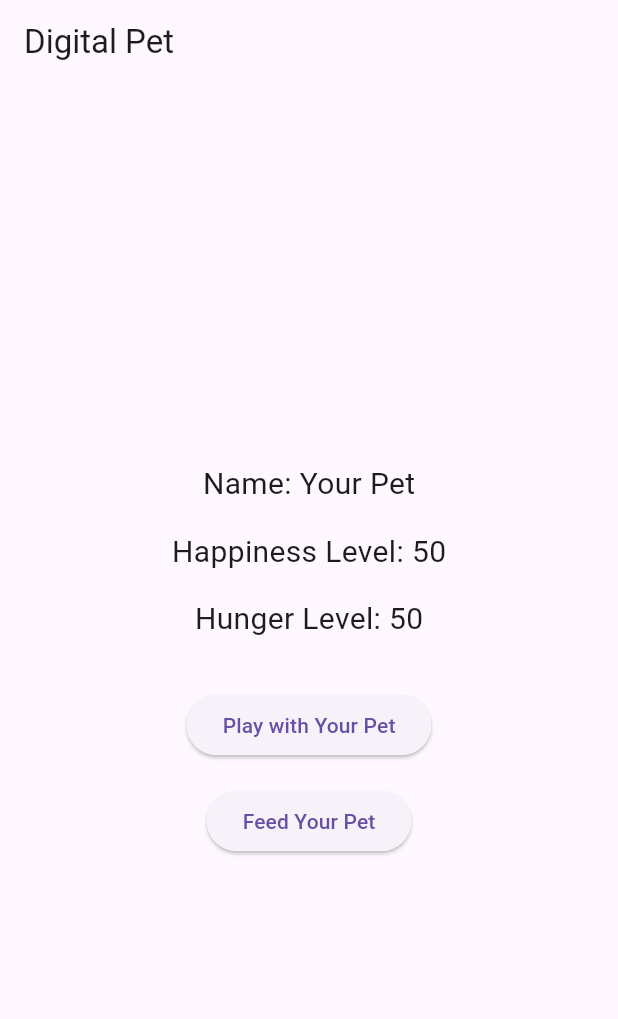
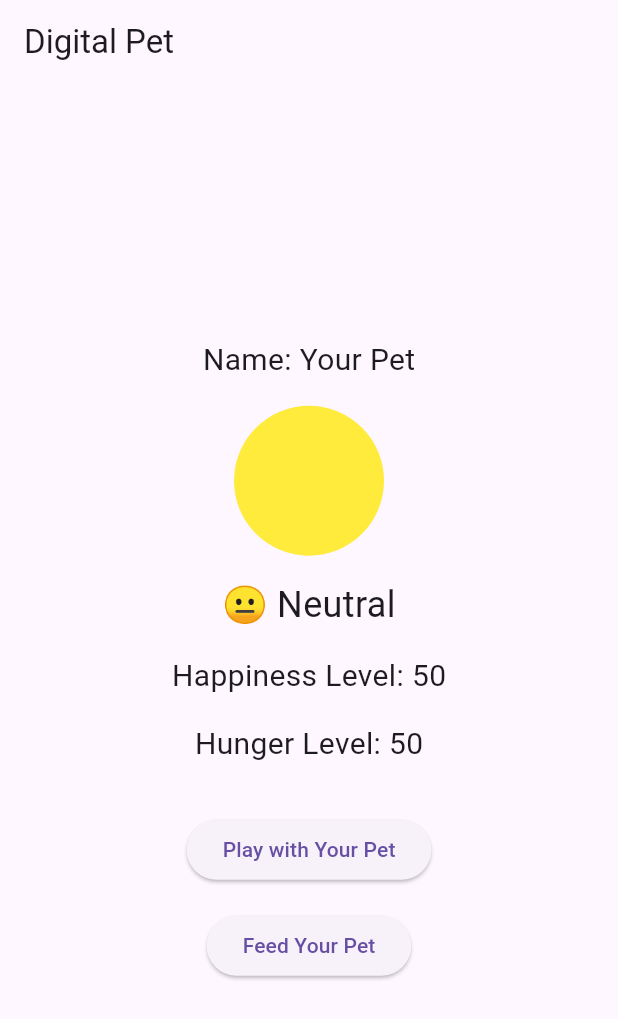
Before and after one commit to Raviteja582/flutter_cw_3, a Flutter app: the screen it shows after launch, on a phone screen of 412 x 824 dp. Shown: the top 1019 px of the screen. Run offline on Flutter 3.47's test engine with Material 3 defaults, Android fonts, the phone set to English and light mode, and no system bars.

Commit message:
Completed the tasks 2 and 3

```diff
--- a/lib/main.dart
+++ b/lib/main.dart
@@ -18,7 +18,8 @@ class _DigitalPetAppState extends State<DigitalPetApp> {
   String petName = "Your Pet";
   int happinessLevel = 50;
   int hungerLevel = 50;
-// Function to increase happiness and update hunger when playing with the pet
+
+  // Function to increase happiness and update hunger when playing with the pet
   void _playWithPet() {
     setState(() {
       happinessLevel = (happinessLevel + 10).clamp(0, 100);
@@ -26,7 +27,7 @@ class _DigitalPetAppState extends State<DigitalPetApp> {
     });
   }
 
-// Function to decrease hunger and update happiness when feeding the pet
+  // Function to decrease hunger and update happiness when feeding the pet
   void _feedPet() {
     setState(() {
       hungerLevel = (hungerLevel - 10).clamp(0, 100);
@@ -34,7 +35,7 @@ class _DigitalPetAppState extends State<DigitalPetApp> {
     });
   }
 
-// Update happiness based on hunger level
+  // Update happiness based on hunger level
   void _updateHappiness() {
     if (hungerLevel < 30) {
       happinessLevel = (happinessLevel - 20).clamp(0, 100);
@@ -43,12 +44,34 @@ class _DigitalPetAppState extends State<DigitalPetApp> {
     }
   }
 
-// Increase hunger level slightly when playing with the pet
+  // Increase hunger level slightly when playing with the pet
   void _updateHunger() {
     hungerLevel = (hungerLevel + 5).clamp(0, 100);
     if (hungerLevel > 100) {
       hungerLevel = 100;
       happinessLevel = (happinessLevel - 20).clamp(0, 100);
+    }
+  }
+
+  // Get the color based on happiness level
+  Color _getPetColor() {
+    if (happinessLevel > 70) {
+      return Colors.green; // Happy
+    } else if (happinessLevel >= 30) {
+      return Colors.yellow; // Neutral
+    } else {
+      return Colors.red; // Unhappy
+    }
+  }
+
+  // Get the mood based on happiness level
+  String _getMood() {
+    if (happinessLevel > 70) {
+      return "😊 Happy";
+    } else if (happinessLevel >= 30) {
+      return "😐 Neutral";
+    } else {
+      return "😢 Unhappy";
     }
   }
 
@@ -65,6 +88,20 @@ class _DigitalPetAppState extends State<DigitalPetApp> {
             Text(
               'Name: $petName',
               style: const TextStyle(fontSize: 20.0),
+            ),
+            const SizedBox(height: 16.0),
+            Container(
+              width: 100,
+              height: 100,
+              decoration: BoxDecoration(
+                shape: BoxShape.circle,
+                color: _getPetColor(), // Dynamic color change
+              ),
+            ),
+            const SizedBox(height: 16.0),
+            Text(
+              _getMood(), // Mood indicator with emoji
+              style: const TextStyle(fontSize: 24.0),
             ),
             const SizedBox(height: 16.0),
             Text(
```
